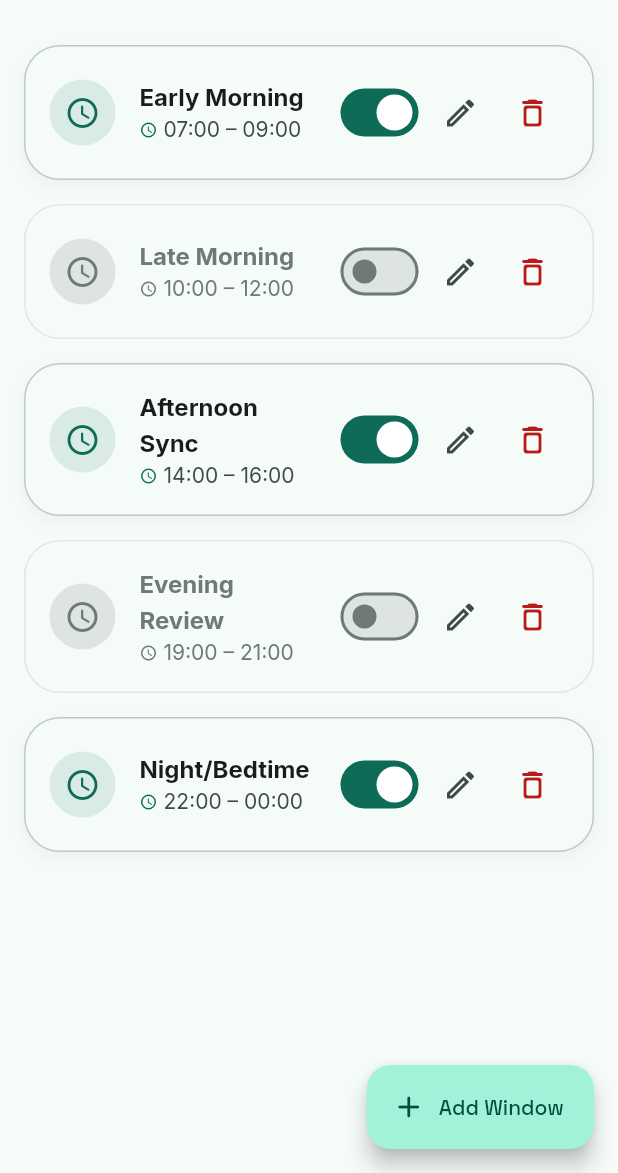
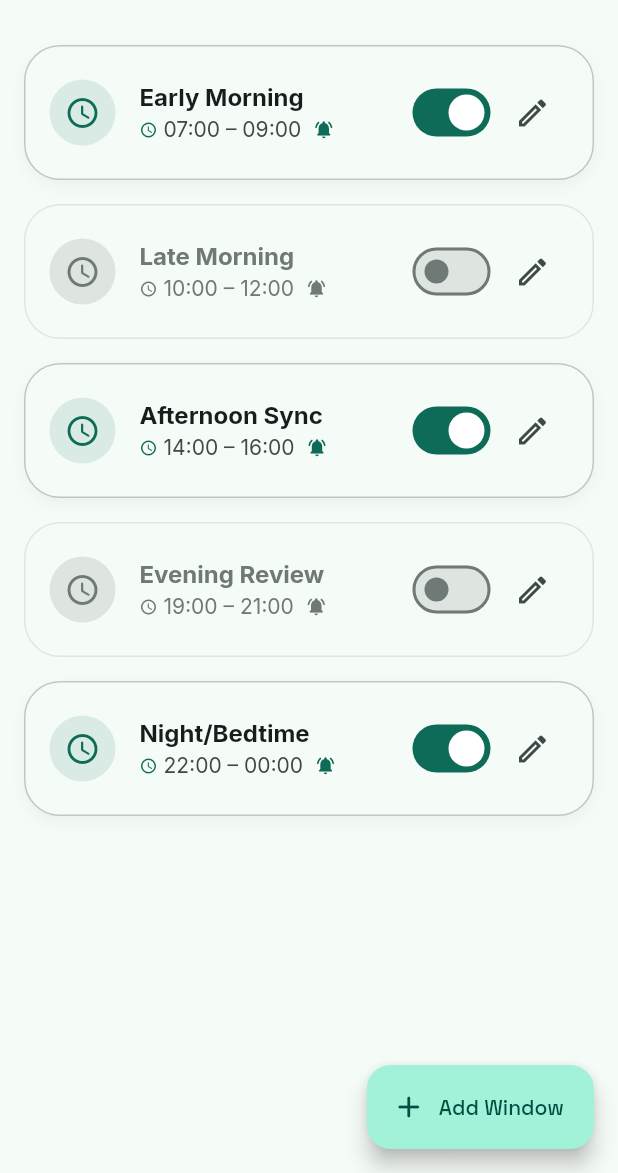
Before and after one commit to SneakyZippy/Covary, a Flutter app: the TrackingWindowsScreen screen opened directly, on a phone screen of 412 x 824 dp, the part 63-1236 px from its top. Run offline on Flutter 3.47's test engine with Material 3 defaults, Android fonts, the phone set to English and light mode, and no system bars; our stand-ins replace awesome_notifications, drift, file_picker, fl_chart, google_fonts, package_info_plus and 3 more; missing offline and left inert: health, usage_stats, workmanager; accounts and stored records are empty; generated files the repository leaves out were written again; statements that could not run were skipped.

Commit message:
changed tracking windows - notification at start of window instead of customizable time (made no sense?) - changed window list to be like the metrics list

```diff
--- a/lib/ui/screens/tracking_windows_screen.dart
+++ b/lib/ui/screens/tracking_windows_screen.dart
@@ -36,7 +36,31 @@ class TrackingWindowsScreen extends StatelessWidget {
         itemBuilder: (context, index) {
           final window = windows[index];
           final isEnabled = window.isEnabled;
-          return Container(
+          return Dismissible(
+            key: ValueKey('dismiss_${window.id}'),
+            direction: DismissDirection.endToStart,
+            confirmDismiss: (_) => _confirmDelete(context, metricService, window),
+            onDismissed: (_) {
+              metricService.deleteTrackingWindow(window.id);
+              ScaffoldMessenger.of(context).showSnackBar(
+                SnackBar(
+                  content: Text('"${window.label}" removed from tracking. Past research data remains safe in the database.'),
+                  behavior: SnackBarBehavior.floating,
+                  duration: const Duration(seconds: 4),
+                ),
+              );
+            },
+            background: Container(
+              alignment: Alignment.centerRight,
+              padding: const EdgeInsets.only(right: 24),
+              margin: const EdgeInsets.only(bottom: 16),
+              decoration: BoxDecoration(
+                color: Theme.of(context).colorScheme.errorContainer,
+                borderRadius: BorderRadius.circular(24),
+              ),
+              child: Icon(Icons.delete_outline_rounded, color: Theme.of(context).colorScheme.onErrorContainer),
+            ),
+            child: Container(
               key: ValueKey(window.id),
               margin: const EdgeInsets.only(bottom: 16),
               decoration: BoxDecoration(
@@ -73,7 +97,10 @@ class TrackingWindowsScreen extends StatelessWidget {
                     color: isEnabled ? Theme.of(context).colorScheme.onSurface : Theme.of(context).colorScheme.outline,
                   ),
                 ),
-              subtitle: Row(
+                subtitle: FittedBox(
+                  fit: BoxFit.scaleDown,
+                  alignment: Alignment.centerLeft,
+                  child: Row(
                     children: [
                       Icon(Icons.access_time_rounded, size: 12, color: isEnabled ? Theme.of(context).colorScheme.primary : Theme.of(context).colorScheme.outline),
                       const SizedBox(width: 4),
@@ -84,7 +111,16 @@ class TrackingWindowsScreen extends StatelessWidget {
                           color: isEnabled ? Theme.of(context).colorScheme.onSurfaceVariant : Theme.of(context).colorScheme.outline,
                         ),
                       ),
+                      if (window.isNotificationEnabled) ...[
+                        const SizedBox(width: 8),
+                        Icon(
+                          Icons.notifications_active_rounded,
+                          size: 14,
+                          color: isEnabled ? Theme.of(context).colorScheme.primary : Theme.of(context).colorScheme.outline,
+                        ),
                       ],
+                    ],
+                  ),
                 ),
                 trailing: Row(
                   mainAxisSize: MainAxisSize.min,
@@ -98,13 +134,8 @@ class TrackingWindowsScreen extends StatelessWidget {
                       onPressed: () =>
                           _showWindowDialog(context, metricService, window),
                     ),
-                  IconButton(
-                    icon: const Icon(Icons.delete_outline_rounded),
-                    color: Theme.of(context).colorScheme.error,
-                    onPressed: () =>
-                        _confirmDelete(context, metricService, window),
+                  ],
                 ),
-                ],
               ),
             ),
           );
@@ -136,26 +167,27 @@ class TrackingWindowsScreen extends StatelessWidget {
     );
   }
 
-  void _confirmDelete(
+  Future<bool?> _confirmDelete(
     BuildContext context,
     MetricService service,
     TrackingWindow window,
-  ) {
-    showDialog(
+  ) async {
+    return await showDialog<bool>(
       context: context,
       builder: (context) => AlertDialog(
         title: const Text('Delete Window?'),
         content: Text('Are you sure you want to delete "${window.label}"?'),
         actions: [
           TextButton(
-            onPressed: () => Navigator.pop(context),
+            onPressed: () => Navigator.pop(context, false),
             child: const Text('Cancel'),
           ),
           FilledButton(
-            onPressed: () {
-              service.deleteTrackingWindow(window.id);
-              Navigator.pop(context);
-            },
+            style: FilledButton.styleFrom(
+              backgroundColor: Theme.of(context).colorScheme.error,
+              foregroundColor: Theme.of(context).colorScheme.onError,
+            ),
+            onPressed: () => Navigator.pop(context, true),
             child: const Text('Delete'),
           ),
         ],
```
Also changed, not shown: lib/services/metric_service.dart (+25 -11 lines), lib/ui/screens/home_screen.dart (+18 -6 lines), lib/ui/screens/metrics_screen.dart (+11 -18 lines), lib/ui/widgets/edit_window_dialog.dart (+5 -27 lines). Lines whose indentation alone changed are shown as unchanged.
